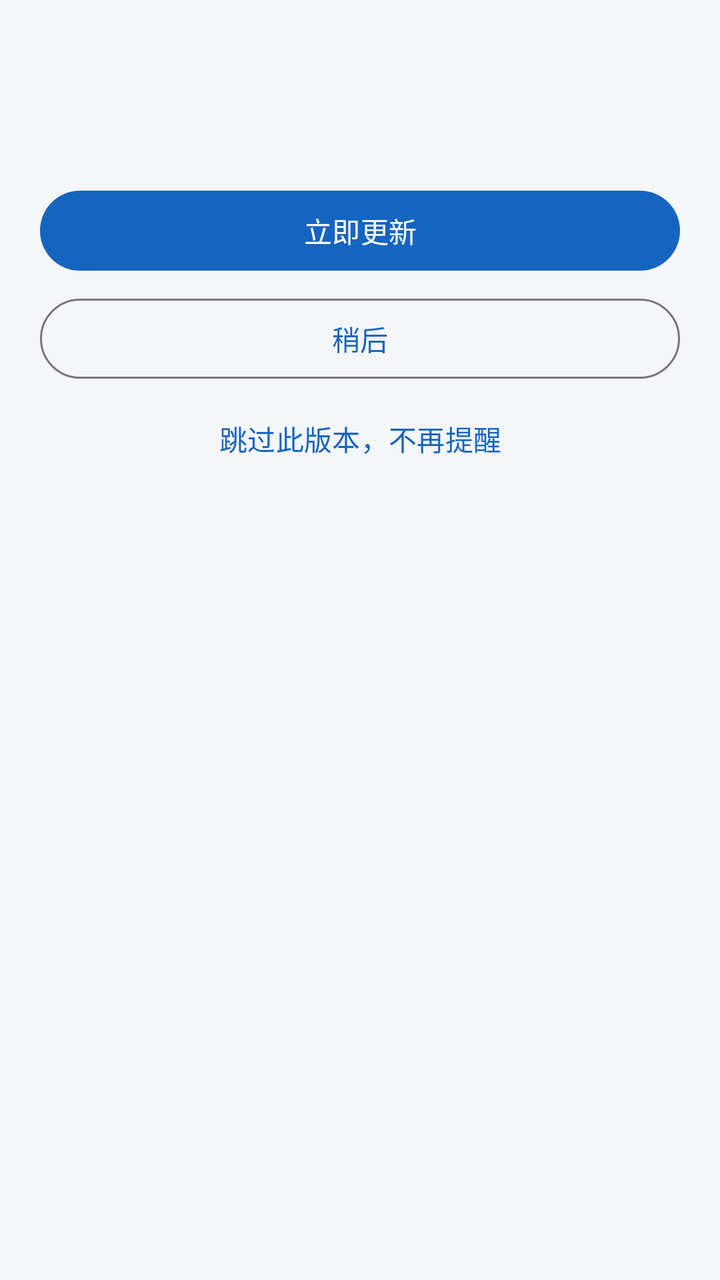
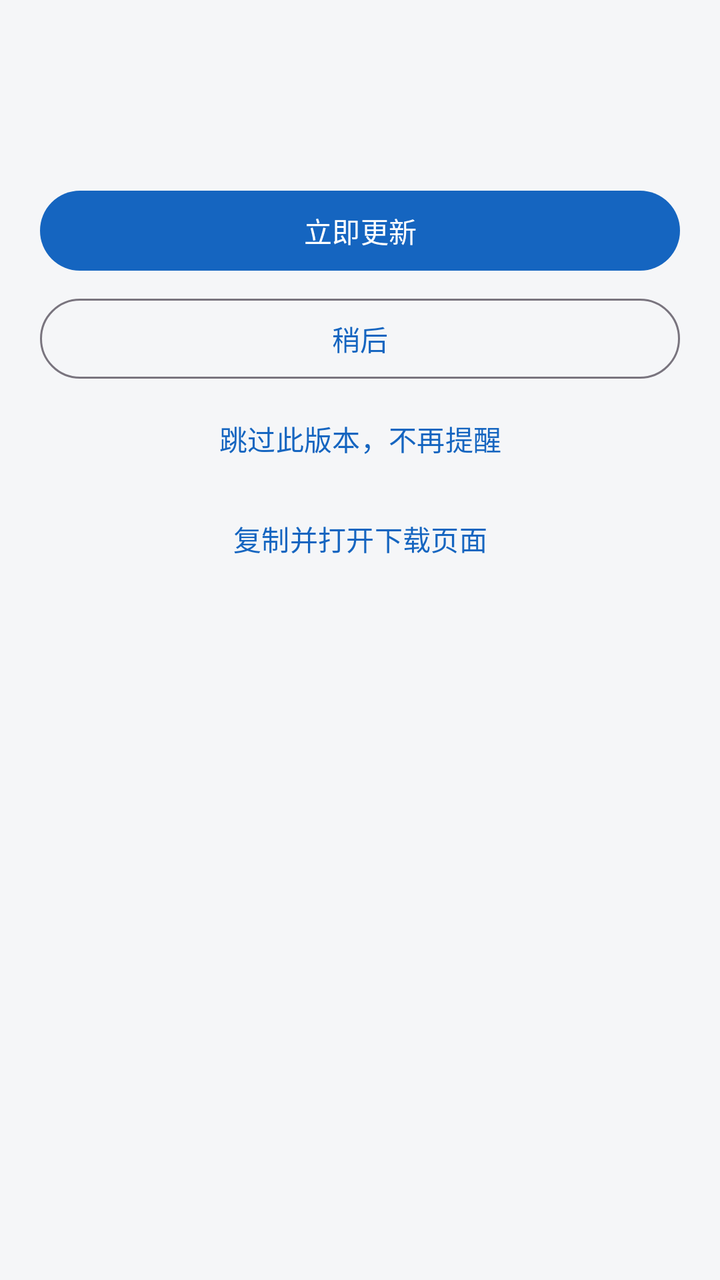

An Android layout rendered at two revisions. The XML below is the earlier revision; the diff shows what the commit changed to produce the second picture.
<!-- AndroidManifest.xml: application theme Theme.YYBMS -->
<!-- res/layout/dialog_update.xml -->
<?xml version="1.0" encoding="utf-8"?>
<LinearLayout xmlns:android="http://schemas.android.com/apk/res/android"
    android:layout_width="match_parent"
    android:layout_height="wrap_content"
    android:orientation="vertical"
    android:paddingStart="20dp"
    android:paddingEnd="20dp"
    android:paddingTop="20dp"
    android:paddingBottom="8dp">

    <TextView
        android:id="@+id/tv_update_title"
        android:layout_width="wrap_content"
        android:layout_height="wrap_content"
        android:textSize="18sp"
        android:textStyle="bold"
        android:textColor="?attr/colorOnSurface" />

    <TextView
        android:id="@+id/tv_update_msg"
        android:layout_width="match_parent"
        android:layout_height="wrap_content"
        android:layout_marginTop="10dp"
        android:textSize="14sp"
        android:lineSpacingExtra="3dp"
        android:textColor="?attr/colorOnSurfaceVariant" />

    <com.google.android.material.button.MaterialButton
        android:id="@+id/btn_update"
        android:layout_width="match_parent"
        android:layout_height="wrap_content"
        android:layout_marginTop="18dp"
        android:text="立即更新" />

    <com.google.android.material.button.MaterialButton
        android:id="@+id/btn_later"
        style="@style/Widget.Material3.Button.OutlinedButton"
        android:layout_width="match_parent"
        android:layout_height="wrap_content"
        android:layout_marginTop="6dp"
        android:text="稍后" />

    <com.google.android.material.button.MaterialButton
        android:id="@+id/btn_skip"
        style="@style/Widget.Material3.Button.TextButton"
        android:layout_width="match_parent"
        android:layout_height="wrap_content"
        android:layout_marginTop="2dp"
        android:text="跳过此版本，不再提醒" />
</LinearLayout>
<!-- resources referenced by this layout -->
<resources>
  <style name="Theme.YYBMS" parent="Theme.Material3.DayNight.NoActionBar">
          <item name="colorPrimary">@color/primary</item>
          <item name="colorPrimaryDark">@color/primary_dark</item>
          <item name="android:statusBarColor" tools:targetApi="l">?attr/colorPrimary</item>
          <item name="android:windowBackground">@color/background</item>
      </style>
  <color name="primary">#1565C0</color>
  <color name="primary_dark">#0D47A1</color>
  <color name="background">#F5F6F8</color>
</resources>

<!-- the commit's change to res/layout/dialog_update.xml (unified diff, before → after) -->
@@ -47,4 +47,13 @@
         android:layout_height="wrap_content"
         android:layout_marginTop="2dp"
         android:text="跳过此版本，不再提醒" />
+
+    
+    <com.google.android.material.button.MaterialButton
+        android:id="@+id/btn_copy_page"
+        style="@style/Widget.Material3.Button.TextButton"
+        android:layout_width="match_parent"
+        android:layout_height="wrap_content"
+        android:layout_marginTop="2dp"
+        android:text="@string/update_copy_page" />
 </LinearLayout>
<!-- resource entries referenced after the edit -->
@@ -1,5 +1,6 @@
 <!-- resources referenced by this layout -->
 <resources>
+  <string name="update_copy_page">复制并打开下载页面</string>
   <style name="Theme.YYBMS" parent="Theme.Material3.DayNight.NoActionBar">
           <item name="colorPrimary">@color/primary</item>
           <item name="colorPrimaryDark">@color/primary_dark</item>
